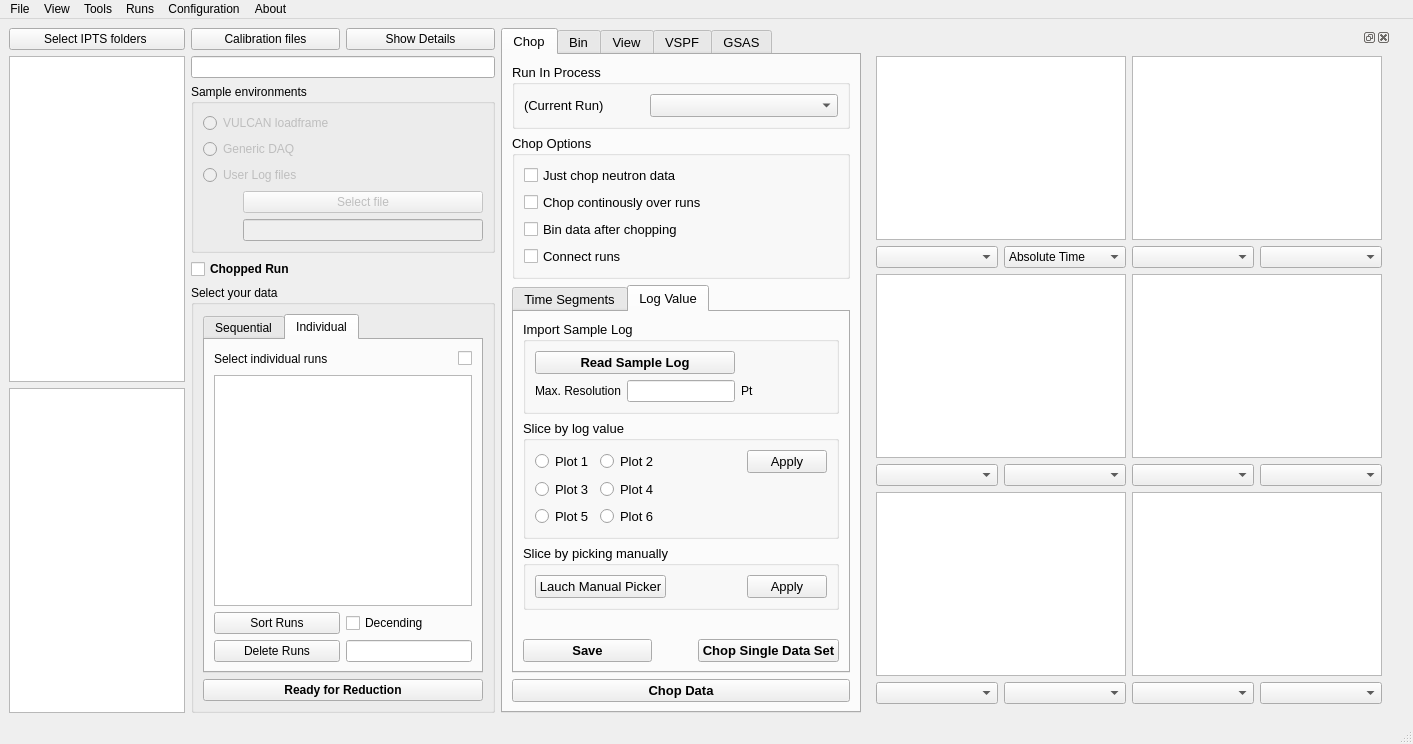
Old version of the form src/interface/gui/VdriveMain.ui in the repository neutrons/PyVDrive.
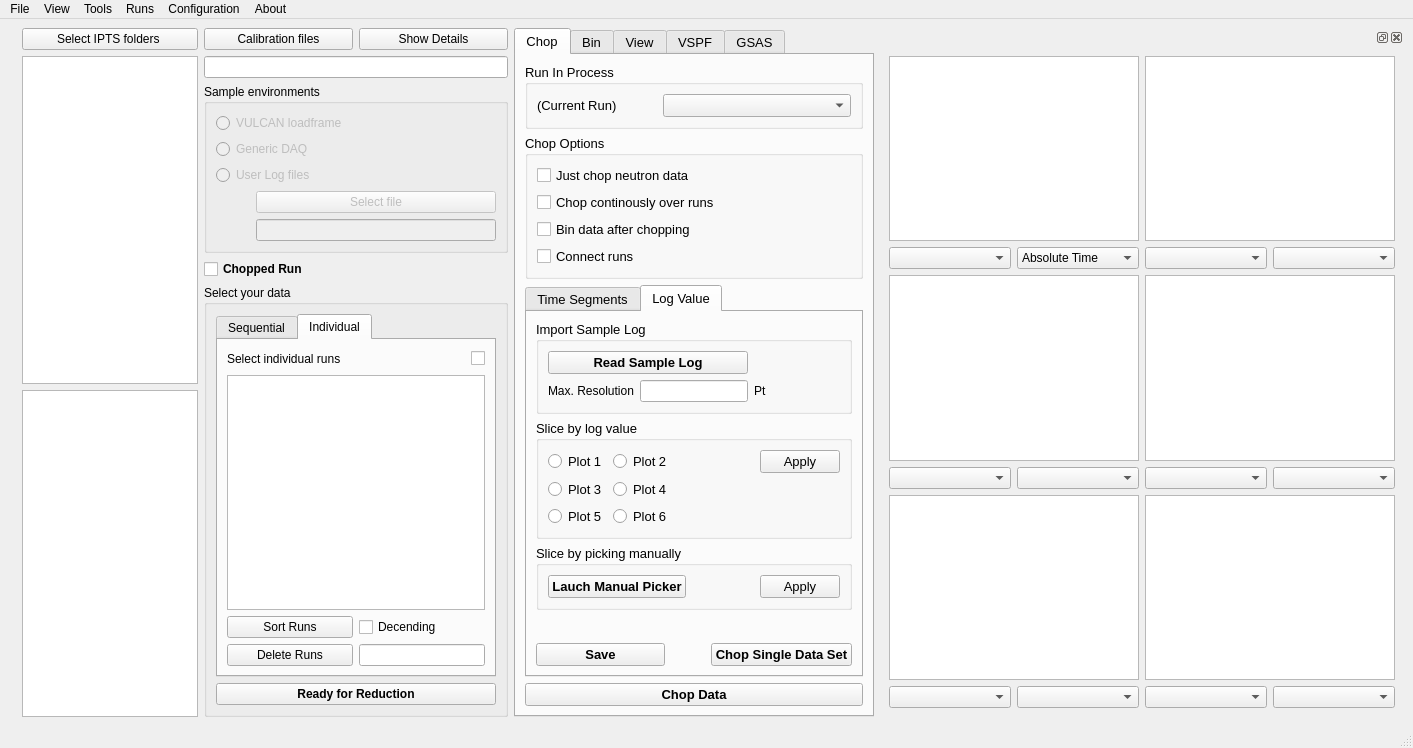
New version of the form. The open tabs and pages were chosen to show the change. Custom widgets are drawn as their Qt base class.

Commit message: Refs #33. Improved log picker window.

What changed in the file:
```diff
--- a/src/interface/gui/VdriveMain.ui
+++ b/src/interface/gui/VdriveMain.ui
@@ -7,18 +7,21 @@
     <x>0</x>
     <y>0</y>
     <width>1413</width>
-    <height>744</height>
+    <height>748</height>
    </rect>
   </property>
   <property name="windowTitle">
    <string>MainWindow</string>
   </property>
   <widget class="QWidget" name="centralwidget">
-   <layout class="QGridLayout" name="gridLayout_2">
-    <item row="0" column="0">
-     <layout class="QVBoxLayout" name="verticalLayout_32">
+   <layout class="QHBoxLayout" name="horizontalLayout_7">
       <item>
-       <layout class="QHBoxLayout" name="horizontalLayout">
+     <widget class="QLabel" name="label_20">
+      <property name="text">
+       <string/>
+      </property>
+     </widget>
+    </item>
         <item>
          <layout class="QVBoxLayout" name="verticalLayout">
           <item>
@@ -457,8 +460,6 @@
          </layout>
         </item>
         <item>
-         <layout class="QVBoxLayout" name="verticalLayout_8">
-          <item>
            <widget class="QTabWidget" name="tabWidget_reduceData">
             <property name="sizePolicy">
              <sizepolicy hsizetype="MinimumExpanding" vsizetype="Expanding">
@@ -938,6 +939,12 @@
                       <layout class="QGridLayout" name="gridLayout_18">
                        <item row="0" column="0">
                         <widget class="QPushButton" name="pushButton_manualPicker">
+                   <property name="font">
+                    <font>
+                     <weight>75</weight>
+                     <bold>true</bold>
+                    </font>
+                   </property>
                          <property name="toolTip">
                           <string>&lt;html&gt;&lt;head/&gt;&lt;body&gt;&lt;p&gt;Pop up 'Log Picker'&lt;/p&gt;&lt;/body&gt;&lt;/html&gt;</string>
                          </property>
@@ -1942,10 +1949,14 @@
             </widget>
            </widget>
           </item>
-         </layout>
-        </item>
         <item>
          <widget class="QDockWidget" name="dockWidget">
+      <property name="floating">
+       <bool>false</bool>
+      </property>
+      <property name="features">
+       <set>QDockWidget::AllDockWidgetFeatures</set>
+      </property>
           <widget class="QWidget" name="dockWidgetContents">
            <layout class="QGridLayout" name="gridLayout_4">
             <item row="0" column="0">
@@ -2081,17 +2092,6 @@
             </item>
            </layout>
           </widget>
-         </widget>
-        </item>
-       </layout>
-      </item>
-     </layout>
-    </item>
-    <item row="0" column="2">
-     <widget class="QLabel" name="label_20">
-      <property name="text">
-       <string/>
-      </property>
      </widget>
     </item>
    </layout>
```
Left out of the diff: 2 changed lines with no effect on the pictures. Lines whose indentation alone changed are shown as unchanged. The commit also changes 2 other files.
